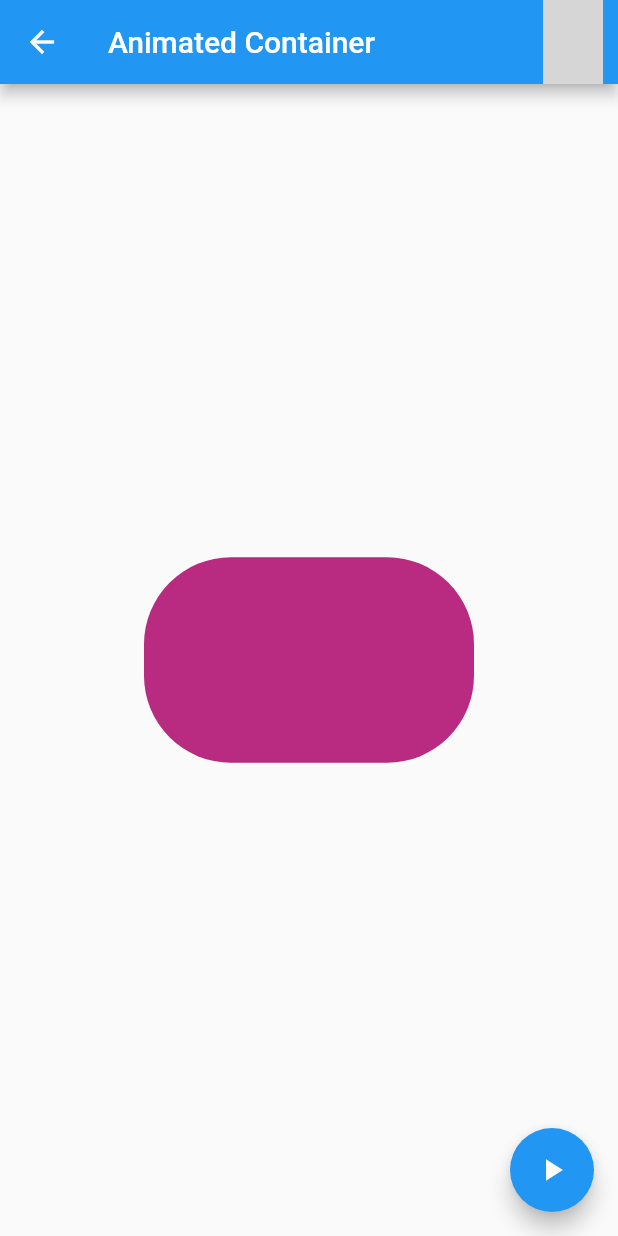
After one commit to DavidMartinPerez/try-flutter, a Flutter app: the AnimatedContainerPage screen opened by its route, after a tap on the "play arrow" icon, on a phone screen of 412 x 824 dp. The commit adds this screen. Run offline on Flutter 3.47's test engine with Material 2 defaults, Android fonts, the phone set to English and light mode, and no system bars; network calls fail; grey boxes are pictures that could not be loaded.

Commit message:
AnimatedContainer

```diff
--- a/02-componentes_app_demo/assets/json_data/menu_opts.json
+++ b/02-componentes_app_demo/assets/json_data/menu_opts.json
@@ -15,6 +15,16 @@
             "ruta" : "card",
             "icon" : "folder_open",
             "texto": "Cards - Tarjetas"
+        },
+        {
+            "ruta" : "animatedContainer",
+            "icon" : "donut_large",
+            "texto": "Animated Container"
+        },
+        {
+            "ruta" : "inputs",
+            "icon" : "input",
+            "texto": "Inputs"
         }
     ]
 }
--- /dev/null
+++ b/02-componentes_app_demo/lib/src/pages/animated_container.dart
@@ -0,0 +1,74 @@
+import 'dart:math';
+
+import 'package:flutter/material.dart';
+
+class AnimatedContainerPage extends StatefulWidget {
+  AnimatedContainerPage({Key key}) : super(key: key);
+
+  @override
+  _AnimatedContainerPageState createState() => _AnimatedContainerPageState();
+}
+
+class _AnimatedContainerPageState extends State<AnimatedContainerPage> {
+
+  double _width  = 50;
+  double _height = 50;
+  Color _color   = Colors.pink[300];
+
+  BorderRadiusGeometry _borderRadius = BorderRadius.circular(8);
+
+
+  @override
+  Widget build(BuildContext context) {
+    return Scaffold(
+      appBar: AppBar(
+        title: Text('Animated Container'),
+        actions: <Widget>[
+          Container(
+            margin: EdgeInsets.only(right: 10),
+            child: CircleAvatar(
+              backgroundImage: NetworkImage(
+                'https://vignette.wikia.nocookie.net/animalcrossing/images/f/fc/Icono_Narciso_%28New_Horizons%29.png/revision/latest/top-crop/width/300/height/300?cb=20200321044240&path-prefix=es',
+              ),
+              backgroundColor: Colors.transparent,
+            ),
+          ),
+        ],
+      ),
+      body: Center(
+        child: AnimatedContainer(
+          duration: Duration( seconds: 1 ),
+          curve: Curves.fastOutSlowIn,
+          width: _width,
+          height: _height,
+          decoration: BoxDecoration(
+            borderRadius: _borderRadius,
+            color: _color
+          ),
+        ),
+      ),
+      floatingActionButton: FloatingActionButton(
+        child: Icon( Icons.play_arrow ),
+        onPressed: () => _animated(),
+      ),
+    );
+  }
+
+  _animated() {
+
+    final random = Random();
+
+    setState(() {
+      _width  = random.nextInt(300).toDouble();
+      _height = random.nextInt(300).toDouble();
+      _color  = Color.fromRGBO(
+        random.nextInt(254),
+        random.nextInt(254),
+        random.nextInt(254),
+        1
+      );
+
+      _borderRadius = BorderRadius.circular( random.nextInt(100).toDouble() );
+    });
+  }
+}
--- a/02-componentes_app_demo/lib/src/route/routes.dart
+++ b/02-componentes_app_demo/lib/src/route/routes.dart
@@ -5,6 +5,7 @@ import 'package:componentes_app_demo/src/pages/home.dart';
 import 'package:componentes_app_demo/src/pages/alert.dart';
 import 'package:componentes_app_demo/src/pages/avatar.dart';
 import 'package:componentes_app_demo/src/pages/card.dart';
+import 'package:componentes_app_demo/src/pages/animated_container.dart';
 
 Map<String, WidgetBuilder> getAplicationRoutes() {
   return <String, WidgetBuilder>{
@@ -12,6 +13,7 @@ Map<String, WidgetBuilder> getAplicationRoutes() {
     'alert': (BuildContext context) => AlertPage(),
     'avatar': (BuildContext context) => AvatarPage(),
     'card': (BuildContext context) => CardPage(),
+    'animatedContainer': (BuildContext context) => AnimatedContainerPage(),
   };
 }
 
--- a/02-componentes_app_demo/lib/src/utils/icon_string.dart
+++ b/02-componentes_app_demo/lib/src/utils/icon_string.dart
@@ -1,9 +1,11 @@
 import 'package:flutter/material.dart';
 
 final _icons = <String, IconData>{
-  'add_alert' : Icons.add_alert ,
+  'add_alert'     : Icons.add_alert ,
   'accessibility' : Icons.accessibility ,
-  'folder_open' : Icons.folder_open,
+  'folder_open'   : Icons.folder_open,
+  'donut_large'   : Icons.donut_large,
+  'input'        : Icons.input
 };
 
 Icon getIconByString( String iconName ) {
```
Also changed, not shown: 1 other file.
